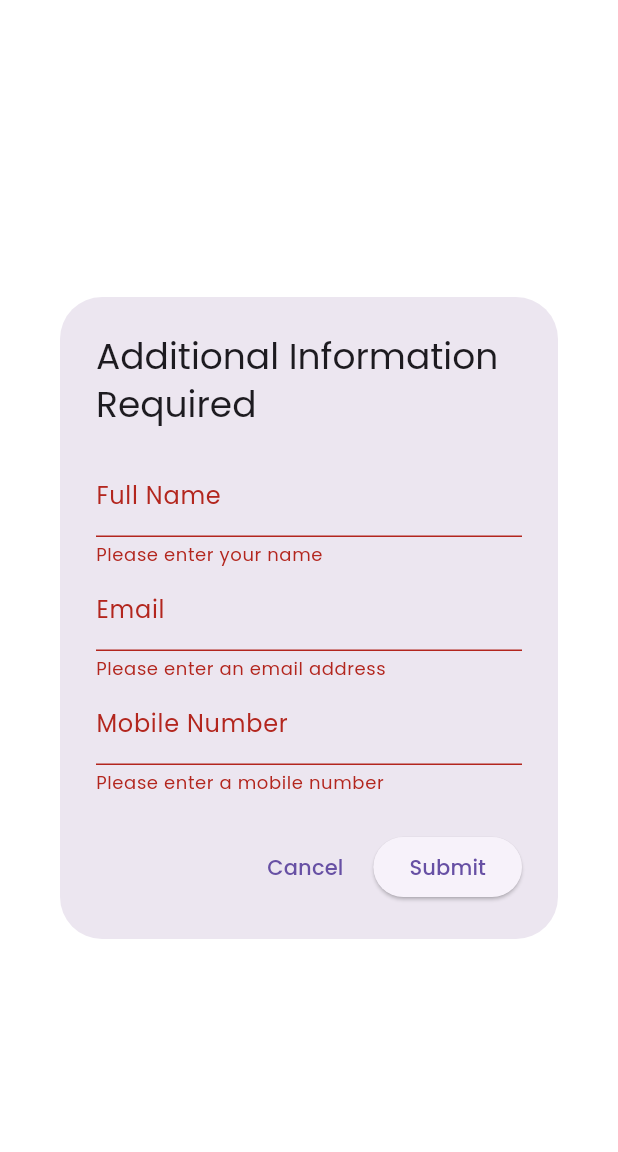
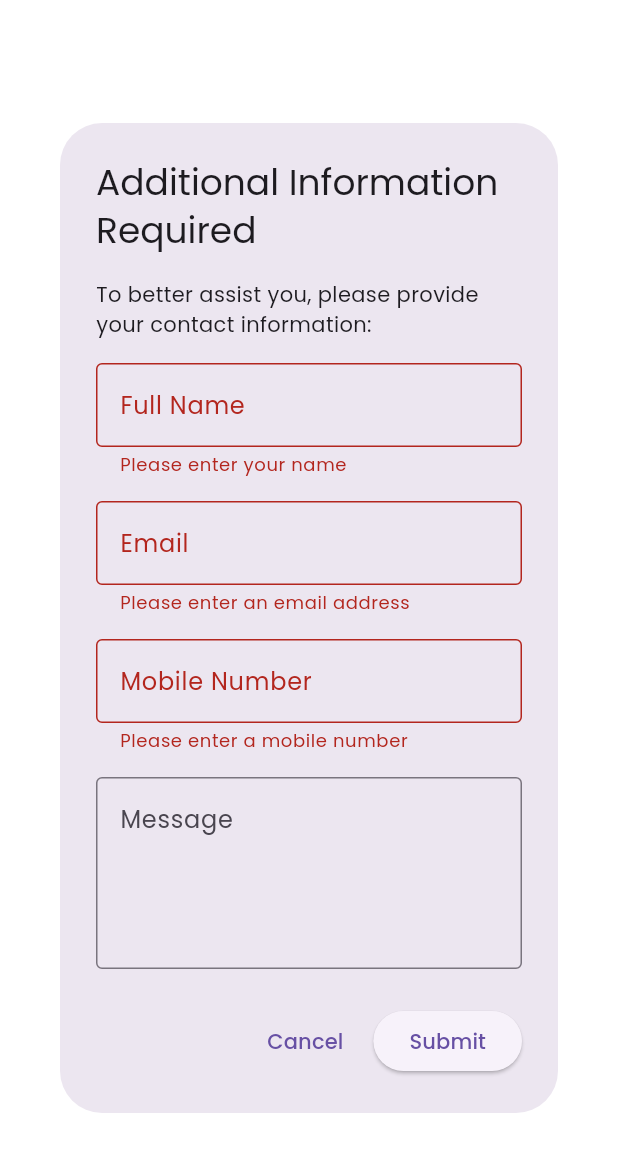
Before and after one commit to gouthamreddykallem/Nephrology_app, a Flutter app: the PatientInfoForm widget shown alone on an empty page, opened directly with empty values, after a tap on "Submit", on a phone screen of 412 x 824 dp. Shown: the top 1152 px of the screen. Run offline on Flutter 3.47's test engine with Material 3 defaults, Android fonts, the phone set to English and light mode, and no system bars; our stand-ins replace flutter_chat_types, flutter_chat_ui, flutter_svg, permission_handler, shared_preferences; missing offline and left inert: syncfusion_flutter_pdf, syncfusion_flutter_pdfviewer; accounts and stored records are empty; project files that could hold a hidden picture were left out.

Commit message:
final chatbot

```diff
--- a/lib/pages/ai_chat_page.dart
+++ b/lib/pages/ai_chat_page.dart
@@ -14,9 +14,12 @@ class CustomChatTheme extends DefaultChatTheme {
 }
 
 class PatientInfoForm extends StatefulWidget {
-  final Function(String, String, String) onSubmit;
+  final Function(Map<String, String>) onSubmit;
 
-  const PatientInfoForm({super.key, required this.onSubmit});
+  const PatientInfoForm({
+    super.key,
+    required this.onSubmit,
+  });
 
   @override
   State<PatientInfoForm> createState() => _PatientInfoFormState();
@@ -27,12 +30,14 @@ class _PatientInfoFormState extends State<PatientInfoForm> {
   final _nameController = TextEditingController();
   final _emailController = TextEditingController();
   final _mobileController = TextEditingController();
+  final _queryController = TextEditingController();
 
   @override
   void dispose() {
     _nameController.dispose();
     _emailController.dispose();
     _mobileController.dispose();
+    _queryController.dispose();
     super.dispose();
   }
 
@@ -68,23 +73,51 @@ class _PatientInfoFormState extends State<PatientInfoForm> {
           child: Column(
             mainAxisSize: MainAxisSize.min,
             children: [
+              const Text(
+                'To better assist you, please provide your contact information:',
+                style: TextStyle(fontSize: 14),
+              ),
+              const SizedBox(height: 16),
               TextFormField(
                 controller: _nameController,
-                decoration: const InputDecoration(labelText: 'Full Name'),
+                decoration: const InputDecoration(
+                  labelText: 'Full Name',
+                  border: OutlineInputBorder(),
+                ),
                 validator: (value) =>
                     value?.isEmpty ?? true ? 'Please enter your name' : null,
               ),
+              const SizedBox(height: 16),
               TextFormField(
                 controller: _emailController,
-                decoration: const InputDecoration(labelText: 'Email'),
+                decoration: const InputDecoration(
+                  labelText: 'Email',
+                  border: OutlineInputBorder(),
+                ),
                 validator: _validateEmail,
                 keyboardType: TextInputType.emailAddress,
               ),
+              const SizedBox(height: 16),
               TextFormField(
                 controller: _mobileController,
-                decoration: const InputDecoration(labelText: 'Mobile Number'),
+                decoration: const InputDecoration(
+                  labelText: 'Mobile Number',
+                  border: OutlineInputBorder(),
+                ),
                 validator: _validateMobile,
                 keyboardType: TextInputType.phone,
+              ),
+              const SizedBox(height: 16),
+              TextFormField(
+                controller: _queryController,
+                decoration: const InputDecoration(
+                  labelText: 'Message',
+                  hintText: 'Enter your query or message here...',
+                  border: OutlineInputBorder(),
+                  alignLabelWithHint: true,
+                ),
+                maxLines: 4,
+                keyboardType: TextInputType.multiline,
               ),
             ],
           ),
@@ -98,11 +131,15 @@ class _PatientInfoFormState extends State<PatientInfoForm> {
         ElevatedButton(
           onPressed: () {
             if (_formKey.currentState?.validate() ?? false) {
-              widget.onSubmit(
-                _nameController.text,
-                _emailController.text,
-                _mobileController.text,
-              );
+              widget.onSubmit({
+                'full_name': _nameController.text,
+                'email': _emailController.text,
+                'mobile': _mobileController.text,
+                'text': _queryController.text.isNotEmpty
+                    ? _queryController.text
+                    : 'No additional message provided',
+                'is_followup': 'true',
+              });
               Navigator.of(context).pop();
             }
           },
@@ -146,45 +183,8 @@ class _ChatScreenState extends State<ChatScreen> {
     });
   }
 
-  Future<void> _showPatientInfoForm(String question) async {
-    await showDialog(
-      context: context,
-      barrierDismissible: false,
-      builder: (context) => PatientInfoForm(
-        onSubmit: (name, email, mobile) async {
-          final response = await http.post(
-            Uri.parse('http://62.72.27.109/chatbot'),
-            headers: {'Content-Type': 'application/json'},
-            body: jsonEncode({
-              'text': question,
-              'full_name': name,
-              'email': email,
-              'mobile': mobile,
-            }),
-          );
-
-          if (response.statusCode == 200) {
-            final responseData = jsonDecode(response.body);
-            _addBotMessage(responseData['text']);
-          } else {
-            _addBotMessage(
-                "I apologize, but I'm having trouble processing your request. Please try again later.");
-          }
-        },
-      ),
-    );
-  }
-
-  void _handleSendPressed(types.PartialText message) async {
-    final textMessage = types.TextMessage(
-      author: _user,
-      createdAt: DateTime.now().millisecondsSinceEpoch,
-      id: const Uuid().v4(),
-      text: message.text,
-    );
-
+  Future<void> _sendChatbotRequest(Map<String, dynamic> payload) async {
     setState(() {
-      _messages.insert(0, textMessage);
       _isLoading = true;
     });
 
@@ -192,14 +192,24 @@ class _ChatScreenState extends State<ChatScreen> {
       final response = await http.post(
         Uri.parse('http://62.72.27.109/chatbot'),
         headers: {'Content-Type': 'application/json'},
-        body: jsonEncode({'text': message.text}),
+        body: jsonEncode(payload),
       );
 
       if (response.statusCode == 200) {
         final responseData = jsonDecode(response.body);
 
         if (responseData['collect_info'] == true) {
-          await _showPatientInfoForm(message.text);
+          // Show the form to collect information
+          if (!mounted) return;
+          await showDialog(
+            context: context,
+            barrierDismissible: false,
+            builder: (context) => PatientInfoForm(
+              onSubmit: (patientInfo) async {
+                await _sendChatbotRequest(patientInfo);
+              },
+            ),
+          );
         } else {
           _addBotMessage(responseData['text']);
         }
@@ -215,6 +225,21 @@ class _ChatScreenState extends State<ChatScreen> {
         _isLoading = false;
       });
     }
+  }
+
+  void _handleSendPressed(types.PartialText message) async {
+    final textMessage = types.TextMessage(
+      author: _user,
+      createdAt: DateTime.now().millisecondsSinceEpoch,
+      id: const Uuid().v4(),
+      text: message.text,
+    );
+
+    setState(() {
+      _messages.insert(0, textMessage);
+    });
+
+    await _sendChatbotRequest({'text': message.text});
   }
 
   @override
```
Also changed, not shown: lib/components/chat/enhanced_chat_message.dart (added, +180 -0 lines), 1 other file.
